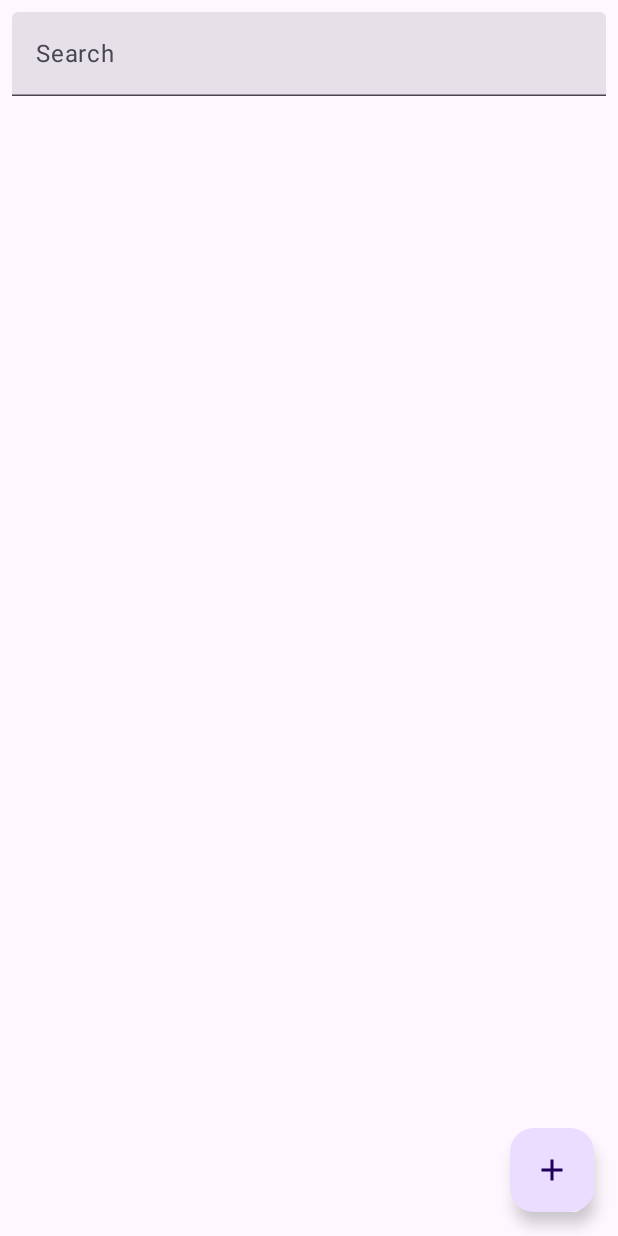
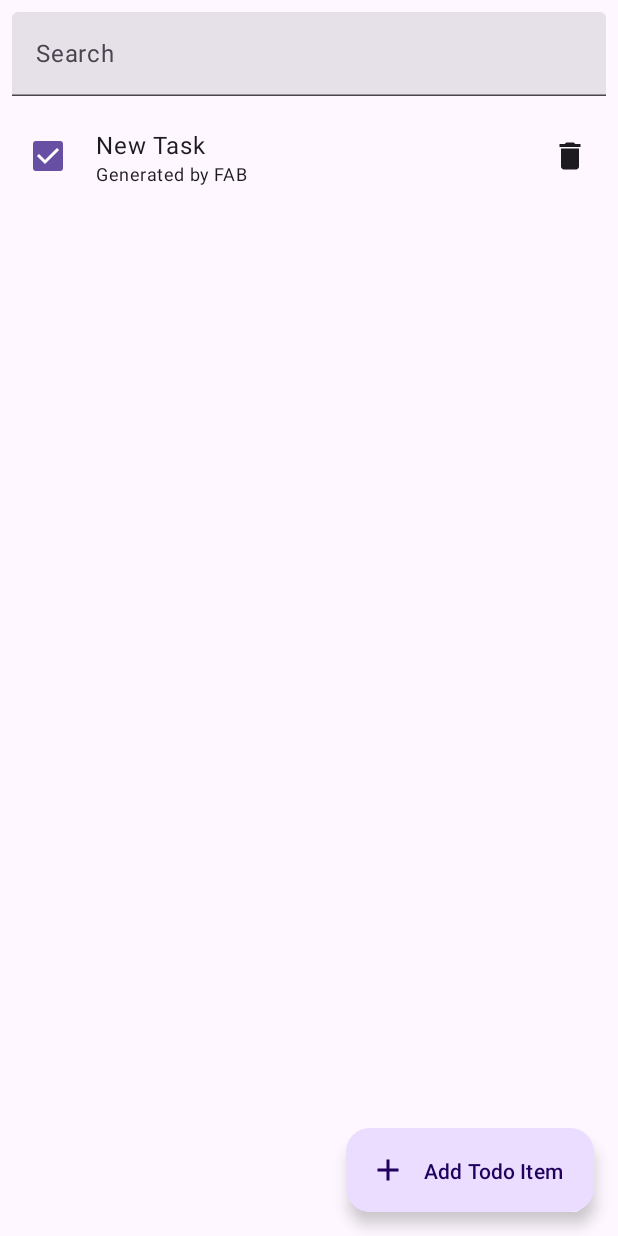
Before and after one commit to Eterocell/YATDA, an Android app built with Jetpack Compose: the screen it shows after launch (MainActivity), after a tap on "New Task", on a phone screen of 412 x 824 dp. Run offline under Robolectric (Android 15) with nearby library versions, the phone set to English and light mode, and no system bars; our stand-ins replace Dagger/Hilt's generated code, Room's generated code; 1 other tap on this screen came first.

Commit message:
fix: use ExtendedFAB, remove wrong padding
Signed-off-by: Eterocell <eterocell@outlook.com>

```diff
--- a/app/src/main/java/com/eterocell/yatda/MainActivity.kt
+++ b/app/src/main/java/com/eterocell/yatda/MainActivity.kt
@@ -19,9 +19,7 @@ class MainActivity : ComponentActivity() {
         enableEdgeToEdge()
         setContent {
             YATDATheme {
-                Scaffold(modifier = Modifier.fillMaxSize()) { innerPadding ->
-                    TodoListScreen(modifier = Modifier.padding(innerPadding))
-                }
+                TodoListScreen()
             }
         }
     }
--- a/feature/todo/src/main/kotlin/com/eterocell/yatda/feature/todo/TodoListScreen.kt
+++ b/feature/todo/src/main/kotlin/com/eterocell/yatda/feature/todo/TodoListScreen.kt
@@ -7,7 +7,7 @@ import androidx.compose.foundation.lazy.LazyColumn
 import androidx.compose.foundation.lazy.items
 import androidx.compose.material.icons.Icons
 import androidx.compose.material.icons.filled.Add
-import androidx.compose.material3.FloatingActionButton
+import androidx.compose.material3.ExtendedFloatingActionButton
 import androidx.compose.material3.Icon
 import androidx.compose.material3.Scaffold
 import androidx.compose.material3.Text
@@ -31,13 +31,13 @@ fun TodoListScreen(
     Scaffold(
         modifier = modifier,
         floatingActionButton = {
-            FloatingActionButton(
+            ExtendedFloatingActionButton(
                 onClick = {
                     viewModel.addTodo(title = "New Task", description = "Generated by FAB")
                 },
-            ) {
-                Icon(Icons.Filled.Add, contentDescription = "Add")
-            }
+                icon = { Icon(Icons.Filled.Add, contentDescription = "Add Todo Item") },
+                text = { Text(text = "Add Todo Item") },
+            )
         },
     ) { innerPadding ->
         Column(modifier = Modifier.padding(innerPadding)) {
--- a/feature/todo/src/main/kotlin/com/eterocell/yatda/feature/todo/TodoListViewModel.kt
+++ b/feature/todo/src/main/kotlin/com/eterocell/yatda/feature/todo/TodoListViewModel.kt
@@ -32,7 +32,7 @@ class TodoListViewModel
                 .debounce(200) // if you want debounce search
                 .flatMapLatest { query ->
                     if (query.isBlank()) {
-                        repository.getIncompleteTodos()
+                        repository.getAllTodos()
                     } else {
                         repository.searchTodos(query)
                     }
```
